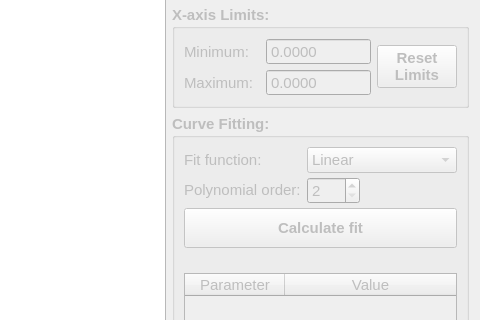
Old version of the form hallbench/gui/ui/viewscandialog.ui in the repository lnls-ima/hall-bench-control; both pictures show x 804 to 1284 and y 368 to 688 of the 1284 by 885 pixel window.
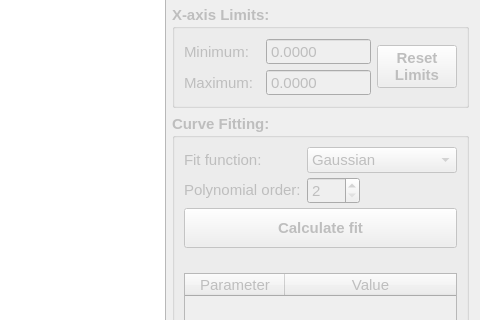
New version of the form. Icons and pictures are not drawn. Custom widgets are drawn as their Qt base class.

Diff of the .ui file:
```diff
--- a/hallbench/gui/ui/viewscandialog.ui
+++ b/hallbench/gui/ui/viewscandialog.ui
@@ -514,6 +514,9 @@
           <bold>false</bold>
          </font>
         </property>
+        <property name="currentIndex">
+         <number>2</number>
+        </property>
         <item>
          <property name="text">
           <string>Linear</string>
```
